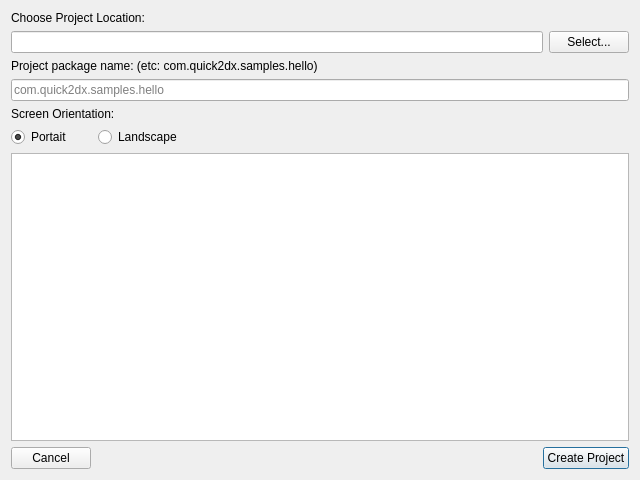
First picture: the form in player/proj.qt/createprojectui.ui, repository chukong/quick-cocos2d-x, before the edit.
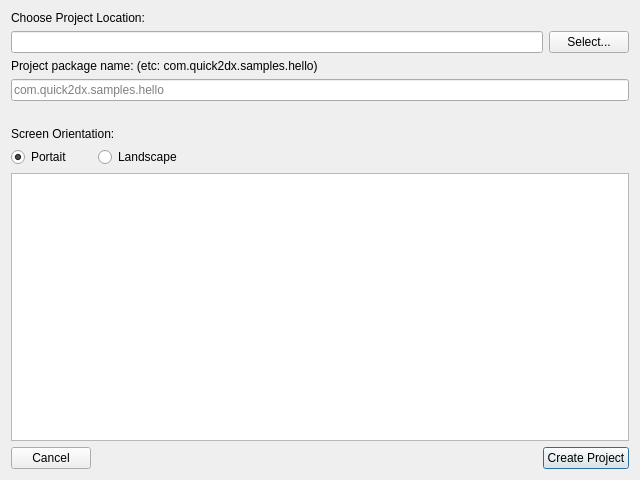
Second picture: the form after the edit.

The edit to the form file:
```diff
--- a/player/proj.qt/createprojectui.ui
+++ b/player/proj.qt/createprojectui.ui
@@ -72,6 +72,13 @@
        </property>
       </widget>
      </item>
+     <item>
+      <widget class="QLabel" name="projectFolder">
+       <property name="text">
+        <string/>
+       </property>
+      </widget>
+     </item>
      <item>
       <widget class="QLabel" name="label_3">
        <property name="text">
```
